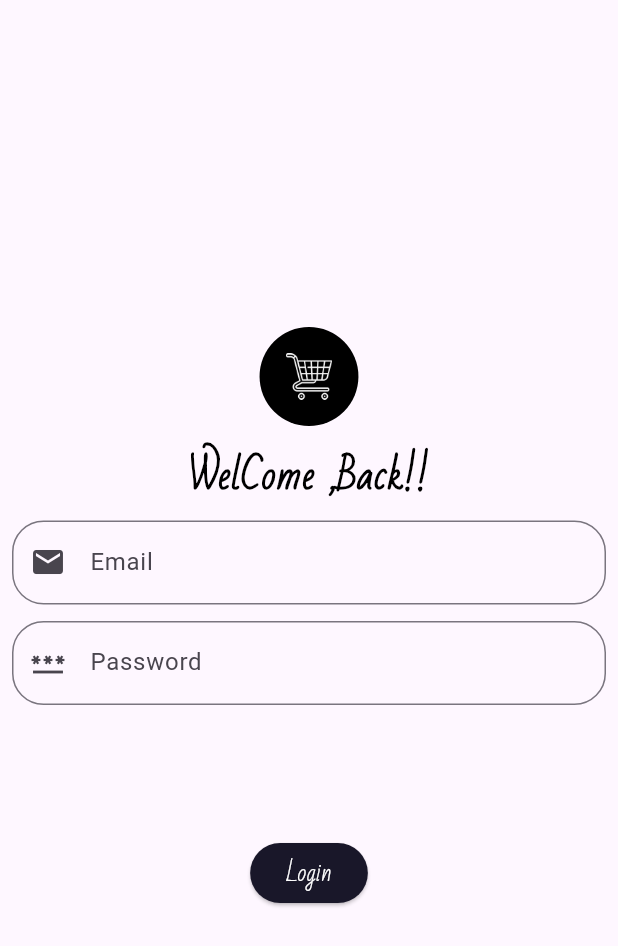
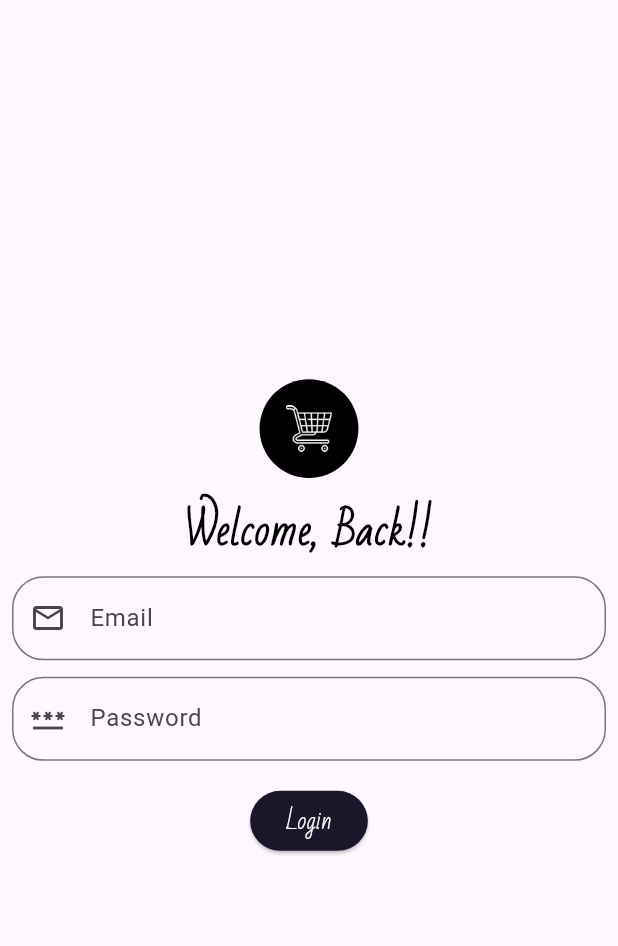
Before and after one commit to pallavipatil1998/Expense_App, a Flutter app: the screen it shows after launch, on a phone screen of 412 x 824 dp. Shown: the top 946 px of the screen. Run offline on Flutter 3.47's test engine with Material 3 defaults, Android fonts, the phone set to English and light mode, and no system bars.

Commit message:
Responsive Login Page Using LayoutBuilder

```diff
--- a/lib/Screen/User_Onboarding/login_page.dart
+++ b/lib/Screen/User_Onboarding/login_page.dart
@@ -1,5 +1,6 @@
 import 'package:expense_app/Utils/my_styles.dart';
 import 'package:expense_app/app_Widget/app_rounded_button.dart';
+import 'package:flutter/cupertino.dart';
 import 'package:flutter/material.dart';
 
 import '../../Utils/image_constants.dart';
@@ -29,7 +30,85 @@ class _LoginPageState extends State<LoginPage> {
 
   }
 
-  Widget mainUI(double mWidth, bool isLandScape){
+Widget mainUI(double mWidth){
+    return  Column(
+      mainAxisAlignment: MainAxisAlignment.center,
+      children: [
+        CircleAvatar(
+          backgroundColor: Colors.black,
+          radius: mWidth * 0.08,
+          child: Image.asset(
+            ImageConstants.appLogoIcon,
+            color: Colors.grey.shade100,
+            width: mWidth * 0.075,
+            height: mWidth * 0.075,
+          ),
+        ),
+        hSpacer(mHeight: 16),
+        SizedBox(
+          width: mWidth * 0.4,
+          child: FittedBox(
+              fit: BoxFit.scaleDown,
+              alignment: Alignment.center,
+              child: Text(
+                'Welcome, Back!!',
+                style: mTextStyle34(mWeight: FontWeight.bold),
+              )),
+        ),
+        hSpacer(),
+        TextField(
+            decoration: myDecoration(
+                mPrefixIcon: Icons.email_outlined,
+                mLabel: "Email",
+                mHint: "Enter your Email..")),
+        hSpacer(),
+        TextField(
+            obscuringCharacter: "*",
+            obscureText: true,
+            decoration: myDecoration(
+                mPrefixIcon: Icons.password,
+                mLabel: "Password",
+                mHint: "Enter your Email..")),
+        hSpacer(mHeight: 16),
+        AppRoundedButton(onTap: () {}, title: "Login")
+      ],
+    );
+}
+
+
+  Widget portraitUI(double mWidth){
+    return mainUI(mWidth);
+  }
+
+  Widget landScapeUI(double  mWidth){
+    return Row(
+      children: [
+        Expanded(child:CircleAvatar(
+          backgroundColor: Colors.black,
+          radius: mWidth * 0.08,
+          child: Image.asset(
+            ImageConstants.appLogoIcon,
+            color: Colors.grey.shade100,
+            width: mWidth * 0.075,
+            height: mWidth * 0.075,
+          ),
+        ), ),
+        Expanded(child:LayoutBuilder(
+          builder: (context,constraints) {
+            return mainUI(constraints.maxWidth);
+          }
+        ) ),
+      ],
+    );
+  }
+
+
+
+}
+
+
+
+/* Widget mainUI(double mWidth, bool isLandScape){
     return  Column(
       mainAxisAlignment: MainAxisAlignment.center,
       children: [
@@ -77,16 +156,15 @@ class _LoginPageState extends State<LoginPage> {
       ],
     );
 
-  }
-
-  Widget portraitUI(double mWidth){
-    return mainUI(mWidth,false);
-  }
-
-  Widget landScapeUI(double  mWidth){
-    return Expanded(child:mainUI(mWidth,true) );
-  }
+  }*/
 
 
 
+/*
+Widget portraitUI(double mWidth){
+  return mainUI(mWidth,false);
 }
+
+Widget landScapeUI(double  mWidth){
+  return Expanded(child:mainUI(mWidth,true) );
+}*/
```
